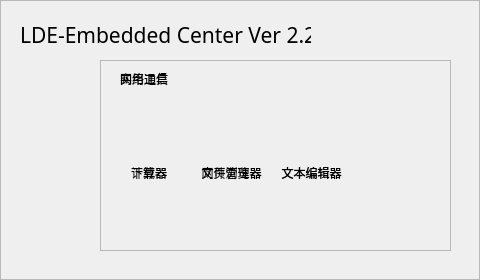
xuzhuoyi/LDE-Embedded, file src/ldecenter/form.ui: the form before one commit.
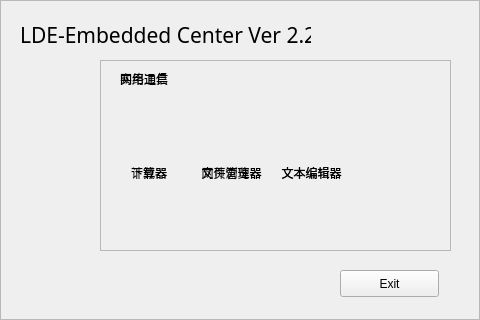
The form after the commit. Icons and pictures are not drawn. Custom widgets are drawn as their Qt base class.

Commit message: Change to Full Screen Mode

What changed in the file:
```diff
--- a/src/ldecenter/form.ui
+++ b/src/ldecenter/form.ui
@@ -7,7 +7,7 @@
     <x>0</x>
     <y>0</y>
     <width>480</width>
-    <height>280</height>
+    <height>320</height>
    </rect>
   </property>
   <property name="windowTitle">
@@ -19,7 +19,7 @@
      <x>0</x>
      <y>0</y>
      <width>480</width>
-     <height>280</height>
+     <height>320</height>
     </rect>
    </property>
    <property name="autoFillBackground">
@@ -209,7 +209,7 @@
       <rect>
        <x>20</x>
        <y>10</y>
-       <width>51</width>
+       <width>61</width>
        <height>17</height>
       </rect>
      </property>
@@ -222,7 +222,7 @@
       <rect>
        <x>31</x>
        <y>105</y>
-       <width>41</width>
+       <width>51</width>
        <height>16</height>
       </rect>
      </property>
@@ -362,7 +362,7 @@
       <rect>
        <x>20</x>
        <y>10</y>
-       <width>51</width>
+       <width>61</width>
        <height>17</height>
       </rect>
      </property>
@@ -375,7 +375,7 @@
       <rect>
        <x>31</x>
        <y>105</y>
-       <width>41</width>
+       <width>51</width>
        <height>16</height>
       </rect>
      </property>
@@ -416,6 +416,19 @@
      </property>
     </widget>
    </widget>
+   <widget class="QPushButton" name="pushButton">
+    <property name="geometry">
+     <rect>
+      <x>340</x>
+      <y>270</y>
+      <width>99</width>
+      <height>27</height>
+     </rect>
+    </property>
+    <property name="text">
+     <string>Exit</string>
+    </property>
+   </widget>
   </widget>
  </widget>
  <customwidgets>
```
The commit also changes 3 other files.
